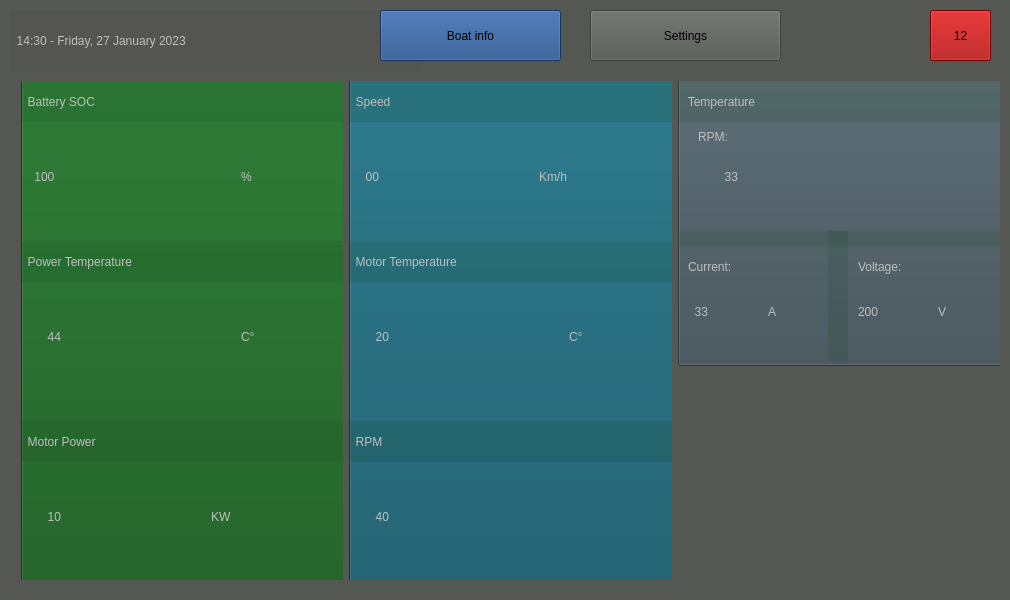
GiovanniRaseraF/santoka_qt, file apps/huracanXsantoka/mainwindow.ui: the form before one commit.
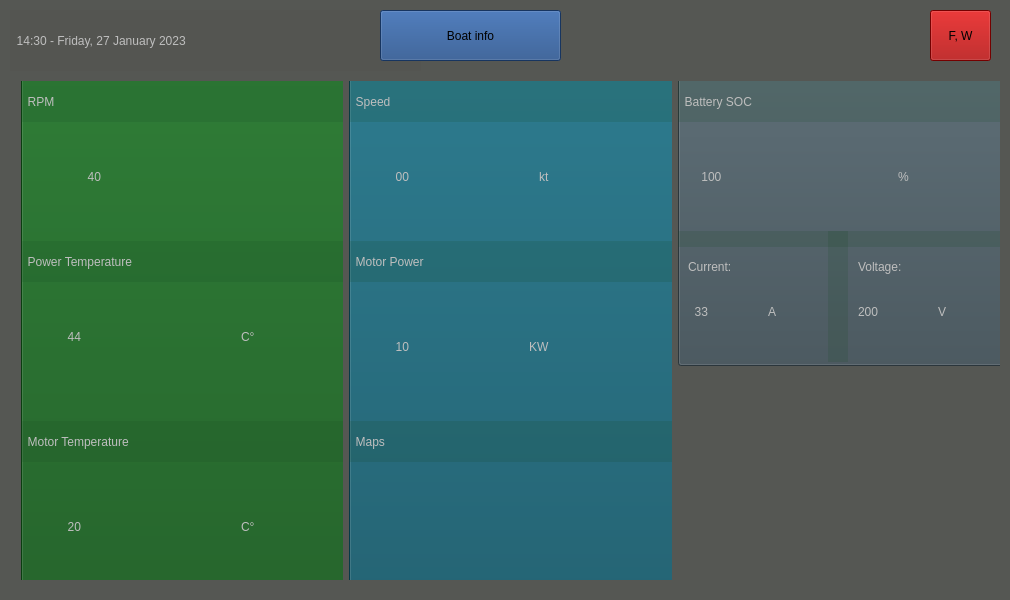
The form after the commit. Icons and pictures are not drawn.

```diff
--- a/apps/huracanXsantoka/mainwindow.ui
+++ b/apps/huracanXsantoka/mainwindow.ui
@@ -79,47 +79,7 @@
 font: 20pt &quot;Ubuntu&quot;;</string>
           </property>
           <property name="text">
-           <string>  Battery SOC</string>
-          </property>
-         </widget>
-         <widget class="QLabel" name="l_SOC_value">
-          <property name="enabled">
-           <bool>false</bool>
-          </property>
-          <property name="geometry">
-           <rect>
-            <x>10</x>
-            <y>50</y>
-            <width>161</width>
-            <height>91</height>
-           </rect>
-          </property>
-          <property name="styleSheet">
-           <string notr="true">background-color: rgba(16, 73, 31,0);
-font: 50pt &quot;Ubuntu&quot;;</string>
-          </property>
-          <property name="text">
-           <string> 100</string>
-          </property>
-         </widget>
-         <widget class="QLabel" name="label_3">
-          <property name="enabled">
-           <bool>false</bool>
-          </property>
-          <property name="geometry">
-           <rect>
-            <x>220</x>
-            <y>50</y>
-            <width>81</width>
-            <height>91</height>
-           </rect>
-          </property>
-          <property name="styleSheet">
-           <string notr="true">background-color: rgba(16, 73, 31,0);
-font: 50pt &quot;Ubuntu&quot;;</string>
-          </property>
-          <property name="text">
-           <string>%</string>
+           <string>  RPM</string>
           </property>
          </widget>
          <widget class="QLabel" name="l_battery_15">
@@ -154,7 +114,7 @@
           </property>
           <property name="geometry">
            <rect>
-            <x>20</x>
+            <x>40</x>
             <y>210</y>
             <width>161</width>
             <height>91</height>
@@ -188,46 +148,6 @@
            <string>C°</string>
           </property>
          </widget>
-         <widget class="QLabel" name="label_6">
-          <property name="enabled">
-           <bool>false</bool>
-          </property>
-          <property name="geometry">
-           <rect>
-            <x>190</x>
-            <y>390</y>
-            <width>111</width>
-            <height>91</height>
-           </rect>
-          </property>
-          <property name="styleSheet">
-           <string notr="true">background-color: rgba(16, 73, 31,0);
-font: 50pt &quot;Ubuntu&quot;;</string>
-          </property>
-          <property name="text">
-           <string>KW</string>
-          </property>
-         </widget>
-         <widget class="QLabel" name="l_power_value">
-          <property name="enabled">
-           <bool>false</bool>
-          </property>
-          <property name="geometry">
-           <rect>
-            <x>20</x>
-            <y>390</y>
-            <width>161</width>
-            <height>91</height>
-           </rect>
-          </property>
-          <property name="styleSheet">
-           <string notr="true">background-color: rgba(16, 73, 31,0);
-font: 50pt &quot;Ubuntu&quot;;</string>
-          </property>
-          <property name="text">
-           <string>  10</string>
-          </property>
-         </widget>
          <widget class="QLabel" name="l_battery_16">
           <property name="enabled">
            <bool>false</bool>
@@ -251,7 +171,87 @@
 font: 20pt &quot;Ubuntu&quot;;</string>
           </property>
           <property name="text">
-           <string>  Motor Power</string>
+           <string>  Motor Temperature</string>
+          </property>
+         </widget>
+         <widget class="QLabel" name="l_RPM_value">
+          <property name="enabled">
+           <bool>false</bool>
+          </property>
+          <property name="geometry">
+           <rect>
+            <x>60</x>
+            <y>50</y>
+            <width>161</width>
+            <height>91</height>
+           </rect>
+          </property>
+          <property name="styleSheet">
+           <string notr="true">background-color: rgba(16, 73, 31,0);
+font: 50pt &quot;Ubuntu&quot;;</string>
+          </property>
+          <property name="text">
+           <string>  40</string>
+          </property>
+         </widget>
+         <widget class="QLabel" name="l_motortemp_value">
+          <property name="enabled">
+           <bool>false</bool>
+          </property>
+          <property name="geometry">
+           <rect>
+            <x>40</x>
+            <y>400</y>
+            <width>161</width>
+            <height>91</height>
+           </rect>
+          </property>
+          <property name="styleSheet">
+           <string notr="true">background-color: rgba(16, 73, 31,0);
+font: 50pt &quot;Ubuntu&quot;;</string>
+          </property>
+          <property name="text">
+           <string>  20</string>
+          </property>
+         </widget>
+         <widget class="QLabel" name="label_10">
+          <property name="enabled">
+           <bool>true</bool>
+          </property>
+          <property name="geometry">
+           <rect>
+            <x>160</x>
+            <y>410</y>
+            <width>111</width>
+            <height>91</height>
+           </rect>
+          </property>
+          <property name="styleSheet">
+           <string notr="true">background-color: rgba(16, 73, 31,0);
+font: 50pt &quot;Ubuntu&quot;;</string>
+          </property>
+          <property name="text">
+           <string/>
+          </property>
+         </widget>
+         <widget class="QLabel" name="label_7">
+          <property name="enabled">
+           <bool>false</bool>
+          </property>
+          <property name="geometry">
+           <rect>
+            <x>220</x>
+            <y>400</y>
+            <width>81</width>
+            <height>91</height>
+           </rect>
+          </property>
+          <property name="styleSheet">
+           <string notr="true">background-color: rgba(16, 73, 31,0);
+font: 50pt &quot;Ubuntu&quot;;</string>
+          </property>
+          <property name="text">
+           <string>C°</string>
           </property>
          </widget>
         </widget>
@@ -279,33 +279,13 @@
            <string/>
           </property>
          </widget>
-         <widget class="QLabel" name="label_7">
-          <property name="enabled">
-           <bool>false</bool>
-          </property>
-          <property name="geometry">
-           <rect>
-            <x>220</x>
-            <y>210</y>
-            <width>81</width>
-            <height>91</height>
-           </rect>
-          </property>
-          <property name="styleSheet">
-           <string notr="true">background-color: rgba(16, 73, 31,0);
-font: 50pt &quot;Ubuntu&quot;;</string>
-          </property>
-          <property name="text">
-           <string>C°</string>
-          </property>
-         </widget>
          <widget class="QLabel" name="l_speed_value">
           <property name="enabled">
            <bool>false</bool>
           </property>
           <property name="geometry">
            <rect>
-            <x>10</x>
+            <x>40</x>
             <y>50</y>
             <width>161</width>
             <height>91</height>
@@ -336,47 +316,7 @@
 font: 30pt &quot;Ubuntu&quot;;</string>
           </property>
           <property name="text">
-           <string>Km/h</string>
-          </property>
-         </widget>
-         <widget class="QLabel" name="label_10">
-          <property name="enabled">
-           <bool>true</bool>
-          </property>
-          <property name="geometry">
-           <rect>
-            <x>190</x>
-            <y>390</y>
-            <width>111</width>
-            <height>91</height>
-           </rect>
-          </property>
-          <property name="styleSheet">
-           <string notr="true">background-color: rgba(16, 73, 31,0);
-font: 50pt &quot;Ubuntu&quot;;</string>
-          </property>
-          <property name="text">
-           <string/>
-          </property>
-         </widget>
-         <widget class="QLabel" name="l_motortemp_value">
-          <property name="enabled">
-           <bool>false</bool>
-          </property>
-          <property name="geometry">
-           <rect>
-            <x>20</x>
-            <y>210</y>
-            <width>161</width>
-            <height>91</height>
-           </rect>
-          </property>
-          <property name="styleSheet">
-           <string notr="true">background-color: rgba(16, 73, 31,0);
-font: 50pt &quot;Ubuntu&quot;;</string>
-          </property>
-          <property name="text">
-           <string>  20</string>
+           <string>kt</string>
           </property>
          </widget>
          <widget class="QLabel" name="l_battery_2">
@@ -428,27 +368,7 @@
 font: 20pt &quot;Ubuntu&quot;;</string>
           </property>
           <property name="text">
-           <string>  Motor Temperature</string>
-          </property>
-         </widget>
-         <widget class="QLabel" name="l_RPM_value">
-          <property name="enabled">
-           <bool>false</bool>
-          </property>
-          <property name="geometry">
-           <rect>
-            <x>20</x>
-            <y>390</y>
-            <width>161</width>
-            <height>91</height>
-           </rect>
-          </property>
-          <property name="styleSheet">
-           <string notr="true">background-color: rgba(16, 73, 31,0);
-font: 50pt &quot;Ubuntu&quot;;</string>
-          </property>
-          <property name="text">
-           <string>  40</string>
+           <string>  Motor Power</string>
           </property>
          </widget>
          <widget class="QLabel" name="l_battery_18">
@@ -474,7 +394,67 @@
 font: 20pt &quot;Ubuntu&quot;;</string>
           </property>
           <property name="text">
-           <string>  RPM</string>
+           <string>  Maps</string>
+          </property>
+         </widget>
+         <widget class="QLabel" name="l_power_value">
+          <property name="enabled">
+           <bool>false</bool>
+          </property>
+          <property name="geometry">
+           <rect>
+            <x>40</x>
+            <y>220</y>
+            <width>161</width>
+            <height>91</height>
+           </rect>
+          </property>
+          <property name="styleSheet">
+           <string notr="true">background-color: rgba(16, 73, 31,0);
+font: 50pt &quot;Ubuntu&quot;;</string>
+          </property>
+          <property name="text">
+           <string>  10</string>
+          </property>
+         </widget>
+         <widget class="QLabel" name="label_6">
+          <property name="enabled">
+           <bool>false</bool>
+          </property>
+          <property name="geometry">
+           <rect>
+            <x>180</x>
+            <y>220</y>
+            <width>111</width>
+            <height>91</height>
+           </rect>
+          </property>
+          <property name="styleSheet">
+           <string notr="true">background-color: rgba(16, 73, 31,0);
+font: 50pt &quot;Ubuntu&quot;;</string>
+          </property>
+          <property name="text">
+           <string>KW</string>
+          </property>
+         </widget>
+         <widget class="QLabel" name="l_mapinuse">
+          <property name="enabled">
+           <bool>false</bool>
+          </property>
+          <property name="geometry">
+           <rect>
+            <x>20</x>
+            <y>410</y>
+            <width>281</width>
+            <height>91</height>
+           </rect>
+          </property>
+          <property name="styleSheet">
+           <string notr="true">background-color: rgba(16, 73, 31,0);
+font: 50pt &quot;Ubuntu&quot;;</string>
+          </property>
+          <property name="text">
+           <string/>
           </property>
          </widget>
         </widget>
@@ -524,7 +504,7 @@
 font: 20pt &quot;Ubuntu&quot;;</string>
           </property>
           <property name="text">
-           <string>   Temperature</string>
+           <string>  Battery SOC</string>
           </property>
          </widget>
          <widget class="QLabel" name="label_20">
@@ -547,27 +527,7 @@
            <string>Voltage:</string>
           </property>
          </widget>
-         <widget class="QLabel" name="label_21">
-          <property name="enabled">
-           <bool>false</bool>
-          </property>
-          <property name="geometry">
-           <rect>
-            <x>40</x>
-            <y>70</y>
-            <width>121</width>
-            <height>51</height>
-           </rect>
-          </property>
-          <property name="styleSheet">
-           <string notr="true">background-color: rgba(16, 73, 31,0);
-font: 40pt &quot;Ubuntu&quot;;</string>
-          </property>
-          <property name="text">
-           <string>  33</string>
-          </property>
-         </widget>
-         <widget class="QLabel" name="label_22">
+         <widget class="QLabel" name="l_battery_voltage">
           <property name="enabled">
            <bool>false</bool>
           </property>
@@ -647,26 +607,6 @@
            <string>A</string>
           </property>
          </widget>
-         <widget class="QLabel" name="label_26">
-          <property name="enabled">
-           <bool>false</bool>
-          </property>
-          <property name="geometry">
-           <rect>
-            <x>20</x>
-            <y>40</y>
-            <width>71</width>
-            <height>31</height>
-           </rect>
-          </property>
-          <property name="styleSheet">
-           <string notr="true">background-color: rgba(16, 73, 31,0);
-font: 15pt &quot;Ubuntu&quot;;</string>
-          </property>
-          <property name="text">
-           <string>RPM:</string>
-          </property>
-         </widget>
          <widget class="QLabel" name="l_battery_6">
           <property name="enabled">
            <bool>false</bool>
@@ -777,6 +717,46 @@
            <string/>
           </property>
          </widget>
+         <widget class="QLabel" name="l_SOC_value">
+          <property name="enabled">
+           <bool>false</bool>
+          </property>
+          <property name="geometry">
+           <rect>
+            <x>20</x>
+            <y>50</y>
+            <width>161</width>
+            <height>91</height>
+           </rect>
+          </property>
+          <property name="styleSheet">
+           <string notr="true">background-color: rgba(16, 73, 31,0);
+font: 50pt &quot;Ubuntu&quot;;</string>
+          </property>
+          <property name="text">
+           <string> 100</string>
+          </property>
+         </widget>
+         <widget class="QLabel" name="label_4">
+          <property name="enabled">
+           <bool>false</bool>
+          </property>
+          <property name="geometry">
+           <rect>
+            <x>220</x>
+            <y>50</y>
+            <width>81</width>
+            <height>91</height>
+           </rect>
+          </property>
+          <property name="styleSheet">
+           <string notr="true">background-color: rgba(16, 73, 31,0);
+font: 50pt &quot;Ubuntu&quot;;</string>
+          </property>
+          <property name="text">
+           <string>%</string>
+          </property>
+         </widget>
         </widget>
        </item>
       </layout>
@@ -816,7 +796,7 @@
      <string notr="true">background-color: rgb(164, 0, 0)</string>
     </property>
     <property name="text">
-     <string>12</string>
+     <string>F, W</string>
     </property>
    </widget>
    <widget class="QPushButton" name="pb_boatinfo">
@@ -835,19 +815,6 @@
      <string>Boat info</string>
     </property>
    </widget>
-   <widget class="QPushButton" name="pb_settings">
-    <property name="geometry">
-     <rect>
-      <x>590</x>
-      <y>10</y>
-      <width>191</width>
-      <height>51</height>
-     </rect>
-    </property>
-    <property name="text">
-     <string>Settings</string>
-    </property>
-   </widget>
   </widget>
  </widget>
  <layoutdefault spacing="6" margin="11"/>
```
Left out of the diff: 6 changed lines with no effect on the pictures.
